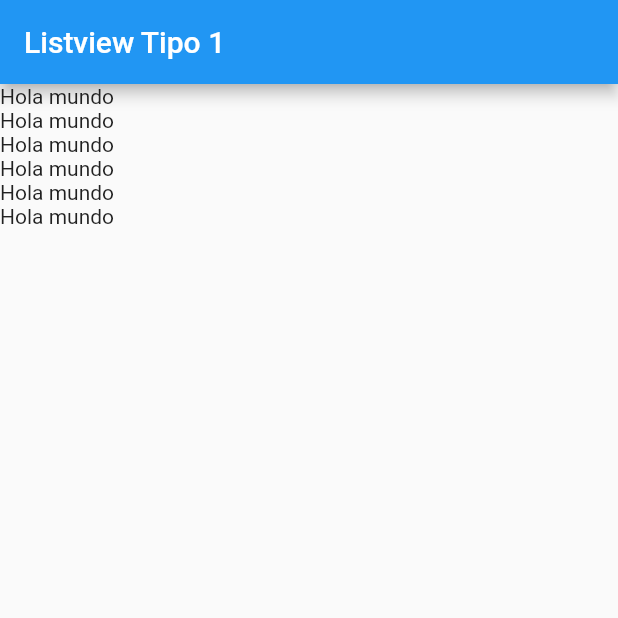
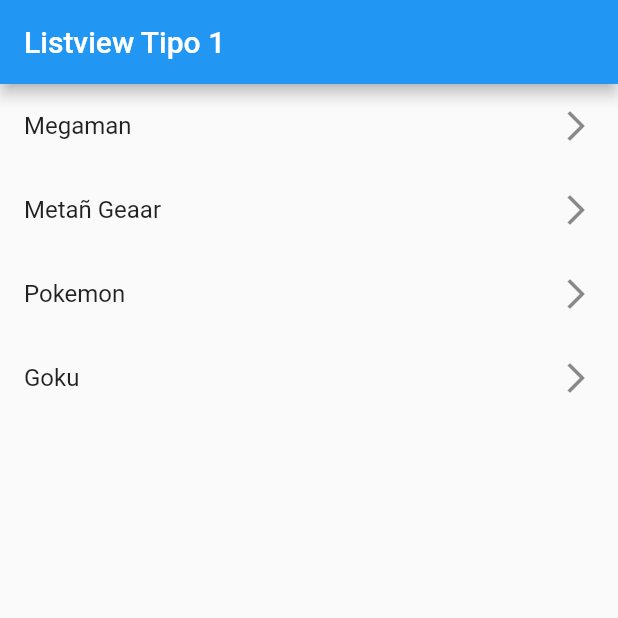
Before and after one commit to RichardWhiteG2/fl_components, a Flutter app: the screen it shows after launch, on a phone screen of 412 x 824 dp, the top half of it. Run offline on Flutter 3.47's test engine with Material 2 defaults, Android fonts, the phone set to English and light mode, and no system bars.

Commit message:
Clase 65 ListTitles

```diff
--- a/lib/screens/listview1_screen.dart
+++ b/lib/screens/listview1_screen.dart
@@ -2,6 +2,7 @@ import 'package:flutter/material.dart';
 
 class Listview1Screen extends StatelessWidget {
 
+   final options = const ['Megaman', 'Metañ Geaar', 'Pokemon', 'Goku'];
   const Listview1Screen({Key? key}) : super(key: key);
 
   @override
@@ -11,13 +12,16 @@ class Listview1Screen extends StatelessWidget {
         title: const Text("Listview Tipo 1"),
       ),
       body:ListView(
-        children: const[
-          Text("Hola mundo"),
-          Text("Hola mundo"),
-          Text("Hola mundo"),
-          Text("Hola mundo"),
-          Text("Hola mundo"),
-          Text("Hola mundo"),
+        children: [
+          ...options.map(
+            (game) => ListTile(
+              title: Text(game),
+              trailing: Icon(Icons.arrow_forward_ios_outlined),
+            )
+            ).toList()
+
+
+
         ],
       ),
     );
```
